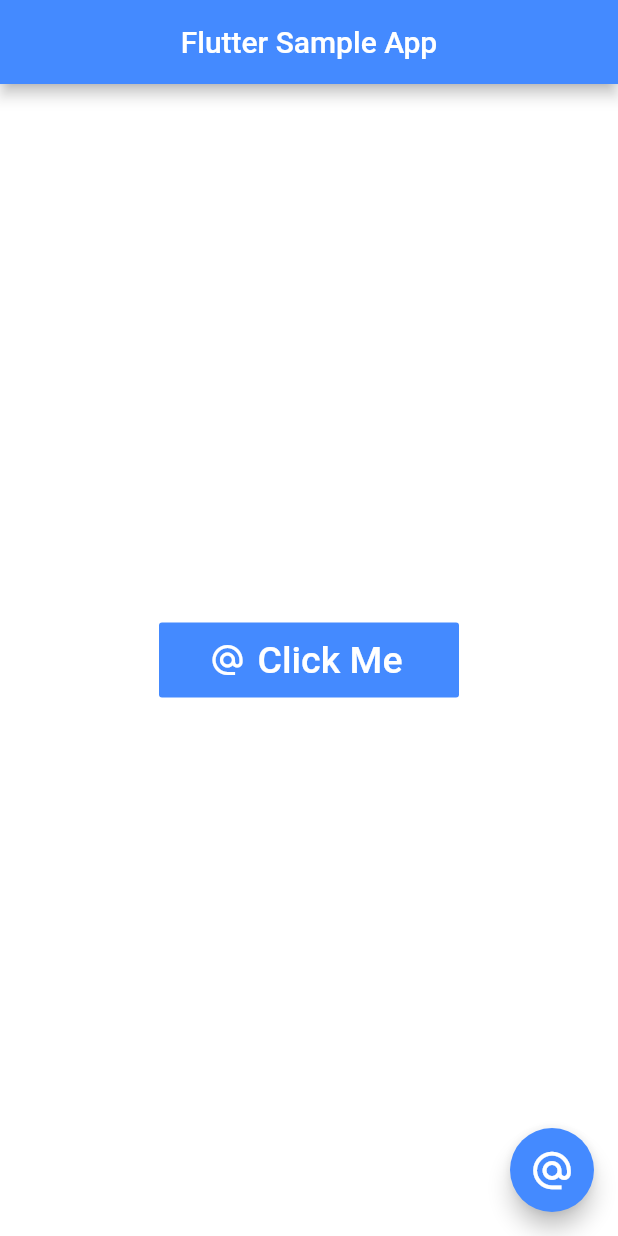
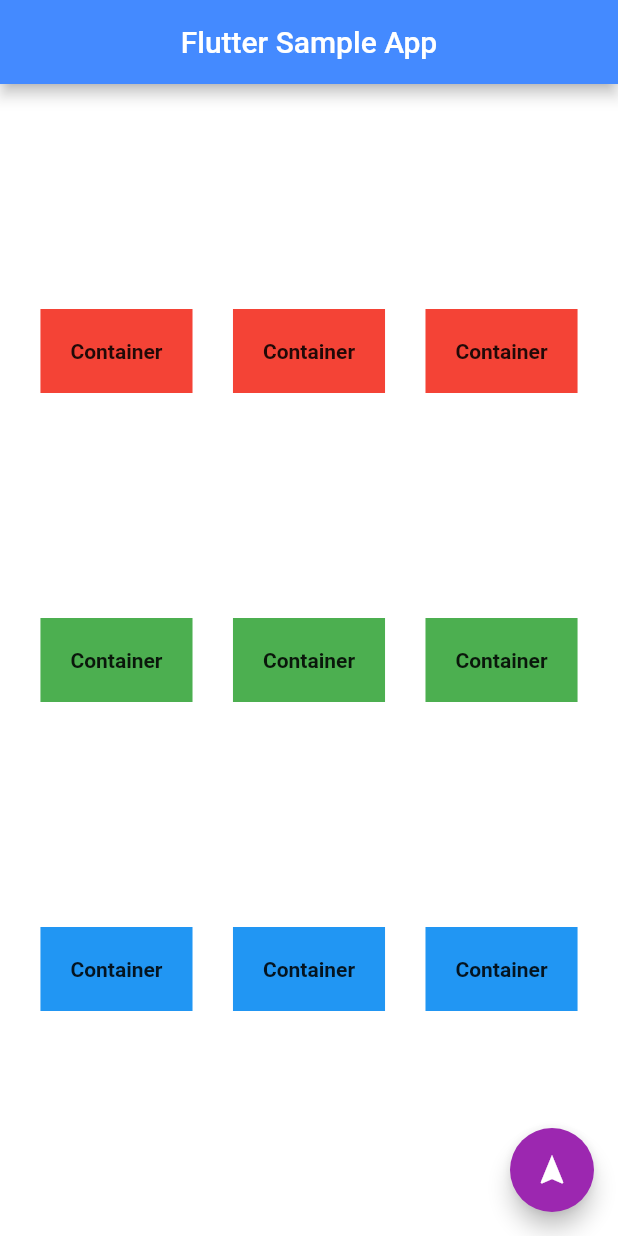
Before and after one commit to kush11251/flutter_study_app, a Flutter app: the screen it shows after launch, on a phone screen of 412 x 824 dp. Run offline on Flutter 3.47's test engine with Material 2 defaults, Android fonts, the phone set to English and light mode, and no system bars.

Commit message:
Day 3 Flutter Class Part 2 Containers

```diff
--- a/lib/main.dart
+++ b/lib/main.dart
@@ -20,38 +20,125 @@ class FlutterBootcamp extends StatelessWidget{
           backgroundColor: Colors.blueAccent,
           centerTitle: true,
         ),
-        body: Center(
-          // ignore: deprecated_member_use
-          child: FlatButton.icon(
-              onPressed: (){
+        body: Row(
+          mainAxisAlignment: MainAxisAlignment.spaceEvenly,
 
-              },
-              icon: Icon(
-                  Icons.alternate_email,
-                color: Colors.white,
-              ),
-              label: Text(
-                "Click Me",
-                style: TextStyle(
-                  fontSize: 25,
-                  color: Colors.white,
+          children: [
+            Column(
+              mainAxisAlignment: MainAxisAlignment.spaceEvenly,
+              children: [
+                Container(
+                  color: Colors.red,
+                  child: Text(
+                    "Container",
+                    style: TextStyle(
+                      fontWeight: FontWeight.bold,
+                    ),
+                  ),
+                  padding: EdgeInsets.all(20),
                 ),
-              ),
-              height: 50,
-              minWidth: 200,
-              color: Colors.blueAccent,
-          ),
+                Container(
+                  color: Colors.green,
+                  child: Text(
+                    "Container",
+                    style: TextStyle(
+                      fontWeight: FontWeight.bold,
+                    ),
+                  ),
+                  padding: EdgeInsets.all(20),
+                ),
+                Container(
+                  color: Colors.blue,
+                  child: Text(
+                    "Container",
+                    style: TextStyle(
+                      fontWeight: FontWeight.bold,
+                    ),
+                  ),
+                  padding: EdgeInsets.all(20),
+                ),
+              ],
+            ),
+            Column(
+              mainAxisAlignment: MainAxisAlignment.spaceEvenly,
+              children: [
+                Container(
+                  color: Colors.red,
+                  child: Text(
+                    "Container",
+                    style: TextStyle(
+                      fontWeight: FontWeight.bold,
+                    ),
+                  ),
+                  padding: EdgeInsets.all(20),
+                ),
+                Container(
+                  color: Colors.green,
+                  child: Text(
+                    "Container",
+                    style: TextStyle(
+                      fontWeight: FontWeight.bold,
+                    ),
+                  ),
+                  padding: EdgeInsets.all(20),
+                ),
+                Container(
+                  color: Colors.blue,
+                  child: Text(
+                    "Container",
+                    style: TextStyle(
+                      fontWeight: FontWeight.bold,
+                    ),
+                  ),
+                  padding: EdgeInsets.all(20),
+                ),
+              ],
+            ),
+            Column(
+              mainAxisAlignment: MainAxisAlignment.spaceEvenly,
+              children: [
+                Container(
+                  color: Colors.red,
+                  child: Text(
+                    "Container",
+                    style: TextStyle(
+                      fontWeight: FontWeight.bold,
+                    ),
+                  ),
+                  padding: EdgeInsets.all(20),
+                ),
+                Container(
+                  color: Colors.green,
+                  child: Text(
+                    "Container",
+                    style: TextStyle(
+                      fontWeight: FontWeight.bold,
+                    ),
+                  ),
+                  padding: EdgeInsets.all(20),
+                ),
+                Container(
+                  color: Colors.blue,
+                  child: Text(
+                    "Container",
+                    style: TextStyle(
+                      fontWeight: FontWeight.bold,
+                    ),
+                  ),
+                  padding: EdgeInsets.all(20),
+                ),
+              ],
+            ),
+          ],
         ),
         floatingActionButton: FloatingActionButton(
-          backgroundColor: Colors.blueAccent,
+          onPressed: (){
+
+          },
+          backgroundColor: Colors.purple,
           child: Icon(
-            Icons.alternate_email,
-            color: Colors.white,
-            size: 30,
+            Icons.navigation,
           ),
-          onPressed: () {
-            print("Button Was Clicked");
-          },
         ),
       ),
     );
```
